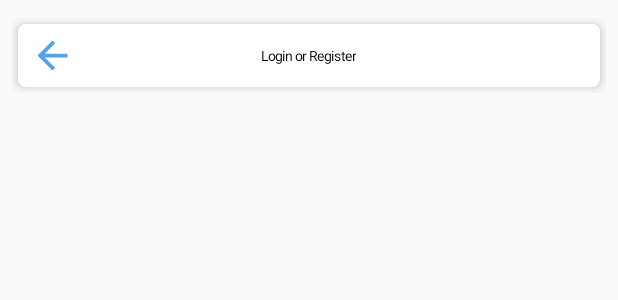
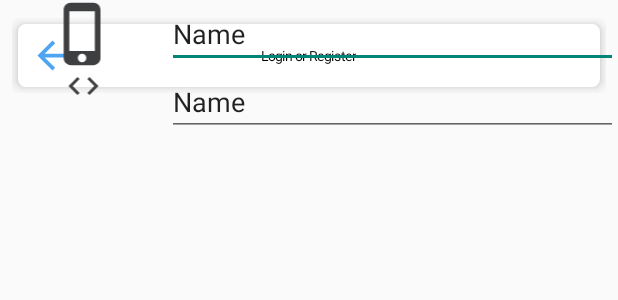
Before and after one commit to zjnsill/Primary, an Android app: the layout activity_login.xml on its own in the app's theme, with its tools: preview values and no code run, on a phone screen of 412 x 824 dp. Shown: the top 300 px of the screen. Run offline under Robolectric (Android 15) with nearby library versions, the phone set to English and light mode, and no system bars.

Commit message:
login interface

```diff
--- /dev/null
+++ b/app/src/main/res/drawable/ic_code_black_24dp.xml
@@ -0,0 +1,5 @@
+<vector android:height="24dp" android:tint="#3D3F41"
+    android:viewportHeight="24.0" android:viewportWidth="24.0"
+    android:width="24dp" xmlns:android="http://schemas.android.com/apk/res/android">
+    <path android:fillColor="#FF000000" android:pathData="M9.4,16.6L4.8,12l4.6,-4.6L8,6l-6,6 6,6 1.4,-1.4zM14.6,16.6l4.6,-4.6 -4.6,-4.6L16,6l6,6 -6,6 -1.4,-1.4z"/>
+</vector>
--- /dev/null
+++ b/app/src/main/res/drawable/ic_phone_iphone_black_24dp.xml
@@ -0,0 +1,5 @@
+<vector android:height="24dp" android:tint="#3D3F41"
+    android:viewportHeight="24.0" android:viewportWidth="24.0"
+    android:width="24dp" xmlns:android="http://schemas.android.com/apk/res/android">
+    <path android:fillColor="#FF000000" android:pathData="M15.5,1h-8C6.12,1 5,2.12 5,3.5v17C5,21.88 6.12,23 7.5,23h8c1.38,0 2.5,-1.12 2.5,-2.5v-17C18,2.12 16.88,1 15.5,1zM11.5,22c-0.83,0 -1.5,-0.67 -1.5,-1.5s0.67,-1.5 1.5,-1.5 1.5,0.67 1.5,1.5 -0.67,1.5 -1.5,1.5zM16,18L7,18L7,4h9v14z"/>
+</vector>
--- a/app/src/main/res/layout/activity_login.xml
+++ b/app/src/main/res/layout/activity_login.xml
@@ -9,15 +9,68 @@
     <com.psi.shen.primary.TopBar
         android:layout_width="0dp"
         android:layout_height="50dp"
-        app:TopbarColor = "#FFF"
-        app:Text = "Login or Register"
-        app:TextColor = "#000"
-        app:LeftImg = "@drawable/ic_arrow_back"
-        app:TextSize = "6dp"
         android:layout_marginEnd="8dp"
         android:layout_marginStart="8dp"
         android:layout_marginTop="12dp"
+        app:LeftImg="@drawable/ic_arrow_back"
+        app:Text="Login or Register"
+        app:TextColor="#000"
+        app:TextSize="6dp"
+        app:TopbarColor="#FFF"
         app:layout_constraintEnd_toEndOf="parent"
         app:layout_constraintStart_toStartOf="parent"
         app:layout_constraintTop_toTopOf="parent" />
+
+    <LinearLayout
+        android:layout_width="match_parent"
+        android:layout_height="wrap_content"
+        android:orientation="vertical"
+        tools:layout_editor_absoluteX="0dp"
+        tools:layout_editor_absoluteY="138dp">
+
+        <LinearLayout
+            android:layout_width="match_parent"
+            android:layout_height="match_parent"
+            android:orientation="horizontal">
+
+            <ImageView
+                android:id="@+id/imageView3"
+                android:layout_width="wrap_content"
+                android:layout_height="match_parent"
+                android:layout_weight="1"
+                app:srcCompat="@drawable/ic_phone_iphone_black_24dp" />
+
+            <EditText
+                android:id="@+id/editText2"
+                android:layout_width="wrap_content"
+                android:layout_height="wrap_content"
+                android:layout_weight="1"
+                android:ems="10"
+                android:inputType="textPersonName"
+                android:text="Name" />
+        </LinearLayout>
+
+        <LinearLayout
+            android:layout_width="match_parent"
+            android:layout_height="match_parent"
+            android:orientation="horizontal">
+
+            <ImageView
+                android:id="@+id/imageView4"
+                android:layout_width="wrap_content"
+                android:layout_height="wrap_content"
+                android:layout_weight="1"
+                app:srcCompat="@drawable/ic_code_black_24dp" />
+
+            <EditText
+                android:id="@+id/editText"
+                android:layout_width="wrap_content"
+                android:layout_height="wrap_content"
+                android:layout_weight="1"
+                android:ems="10"
+                android:inputType="textPersonName"
+                android:text="Name" />
+        </LinearLayout>
+    </LinearLayout>
+
 </android.support.constraint.ConstraintLayout>
```
